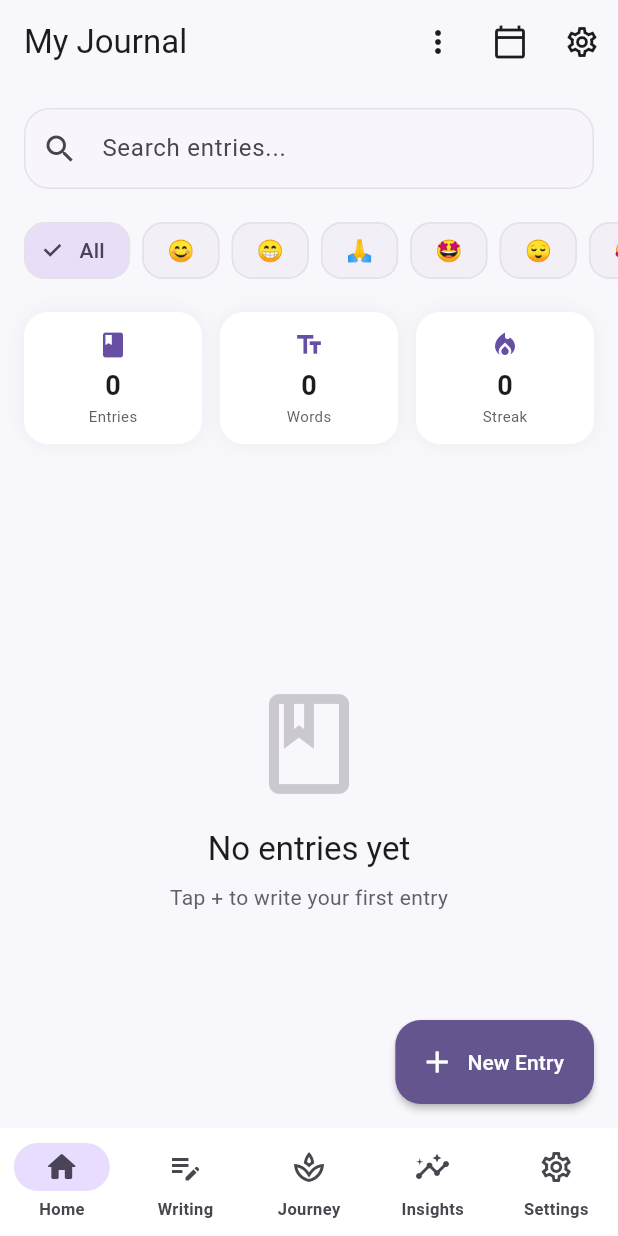
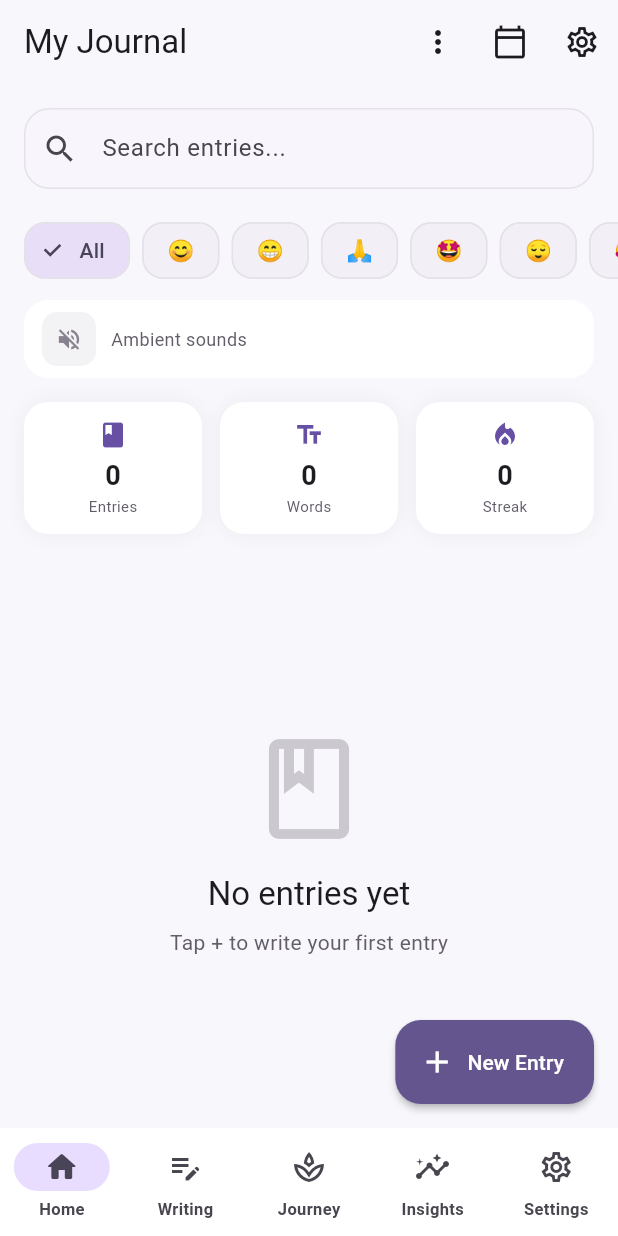
Before and after one commit to toufikben/nabd, a Flutter app: the HomeScreen screen opened by its route, on a phone screen of 412 x 824 dp. Run offline on Flutter 3.47's test engine with Material 3 defaults, Android fonts, the phone set to English and light mode, and no system bars; our stand-ins replace fl_chart, flutter_animate, flutter_local_notifications, flutter_riverpod, flutter_secure_storage, go_router and 11 more; missing offline and left inert: cryptography, record; accounts and stored records are empty; statements that could not run were skipped.

Commit message:
feat: expose soundscape on home and editor

```diff
--- a/lib/features/editor/editor_screen.dart
+++ b/lib/features/editor/editor_screen.dart
@@ -16,6 +16,7 @@ import '../../services/motivation_service.dart';
 import '../../services/monetization_service.dart';
 import '../../services/voice_to_text_service.dart';
 import '../../widgets/mood_picker.dart';
+import '../../widgets/soundscape_bar.dart';
 
 class EditorScreen extends ConsumerStatefulWidget {
   final String? entryId;
@@ -434,6 +435,11 @@ class _EditorScreenState extends ConsumerState<EditorScreen> {
               ),
             ),
 
+            const Padding(
+              padding: EdgeInsets.fromLTRB(16, 0, 16, 8),
+              child: SoundscapeBar(),
+            ),
+
             // ─── Tags chips ───
             if (_tags.isNotEmpty)
               Padding(
--- a/lib/features/home/home_screen.dart
+++ b/lib/features/home/home_screen.dart
@@ -7,6 +7,7 @@ import '../../models/journal_entry.dart';
 import '../../models/mood.dart';
 import '../../services/database_service.dart';
 import '../../widgets/entry_card.dart';
+import '../../widgets/soundscape_bar.dart';
 import '../navigation/app_bottom_navigation.dart';
 
 class HomeScreen extends ConsumerStatefulWidget {
@@ -128,6 +129,12 @@ class _HomeScreenState extends ConsumerState<HomeScreen> {
             ),
           ),
 
+          // Optional ambient sound control for the main journal view.
+          const Padding(
+            padding: EdgeInsets.fromLTRB(16, 8, 16, 0),
+            child: SoundscapeBar(),
+          ),
+
           // Stats Row
           Padding(
             padding: const EdgeInsets.all(16),
```
